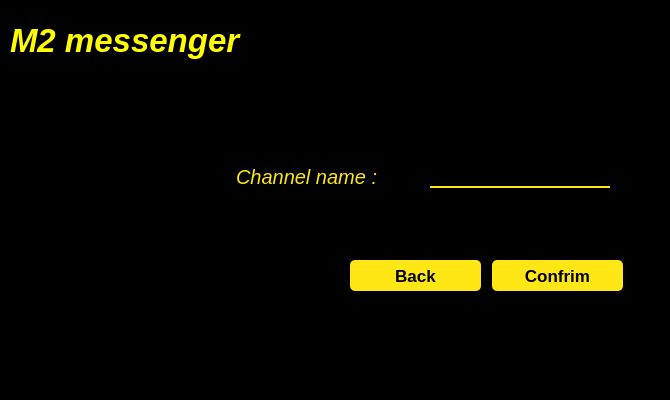
Before: the Qt Designer form untitled/joinchannel.ui in MohamadKhavaran/M2-Massenger, drawn with Qt 5.
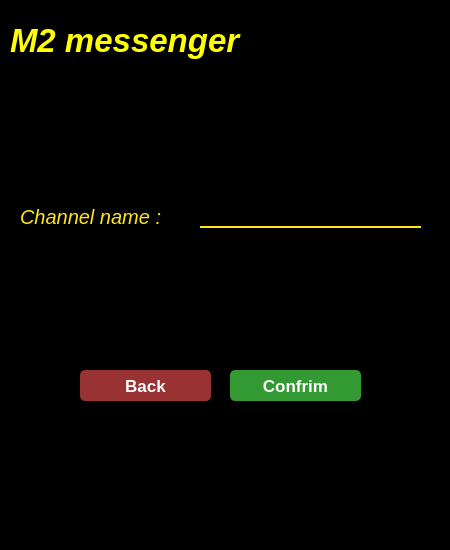
After: the same form once the commit is applied. Icons and pictures are not drawn.

Diff of the .ui file:
```diff
--- a/untitled/joinchannel.ui
+++ b/untitled/joinchannel.ui
@@ -6,8 +6,8 @@
    <rect>
     <x>0</x>
     <y>0</y>
-    <width>670</width>
-    <height>400</height>
+    <width>450</width>
+    <height>550</height>
    </rect>
   </property>
   <property name="windowTitle">
@@ -19,8 +19,8 @@
   <widget class="QLabel" name="label">
    <property name="geometry">
     <rect>
-     <x>236</x>
-     <y>160</y>
+     <x>20</x>
+     <y>200</y>
      <width>181</width>
      <height>34</height>
     </rect>
@@ -41,25 +41,39 @@
   <widget class="QLineEdit" name="lineEdit">
    <property name="geometry">
     <rect>
-     <x>430</x>
-     <y>160</y>
-     <width>180</width>
+     <x>200</x>
+     <y>200</y>
+     <width>221</width>
      <height>28</height>
     </rect>
    </property>
    <property name="styleSheet">
-    <string notr="true">bbackground-color:rgba(0, 0, 0, 0);
+    <string notr="true">
+QLineEdit#lineEdit {
+
+background-color:rgba(0, 0, 0, 0);
 border:none;
 border-bottom:2px solid rgba(254, 231, 21, 1);
 color:rgba(255, 255, 255, 255);
-padding-bottom:7px;</string>
+padding-bottom:7px;
+
+}
+
+QLineEdit#lineEdit:hover {
+
+	background-color: rgb(42, 46, 52);
+	border-style: solid;
+	border-color: rgb(245, 179, 1);
+	color: rgb(241, 182, 88);
+
+}</string>
    </property>
   </widget>
   <widget class="QPushButton" name="pushButton">
    <property name="geometry">
     <rect>
-     <x>492</x>
-     <y>260</y>
+     <x>230</x>
+     <y>370</y>
      <width>131</width>
      <height>31</height>
     </rect>
@@ -71,10 +85,11 @@
     </font>
    </property>
    <property name="styleSheet">
-    <string notr="true">QPushButton#pushButton{
-	background-color:rgba(254, 231, 21, 1);
-	color:rgba(0, 0, 0, 255);
-	border-radius:5px;
+    <string notr="true">QPushButton#pushButton {
+color: white;
+border-radius: 5px;
+Background: #393;
+color: #fefefe;
 }
 
 QPushButton#pushButton:hover{
@@ -82,14 +97,12 @@
 
 }
 
-QPushButton#pushButton:pressed{
-	padding-left:5px;
-	padding-top:5px;
-	background-color:rgba(150,123, 111, 255);
-}
-
-
-</string>
+QPushButton#pushButton:pressed {
+border-style: solid;
+border-width: 1px;
+	background-color: rgb(25, 69, 105);
+	color: rgb(85, 255, 255);
+}</string>
    </property>
    <property name="text">
     <string>Confrim</string>
@@ -98,8 +111,8 @@
   <widget class="QPushButton" name="pushButton_2">
    <property name="geometry">
     <rect>
-     <x>350</x>
-     <y>260</y>
+     <x>80</x>
+     <y>370</y>
      <width>131</width>
      <height>31</height>
     </rect>
@@ -111,10 +124,11 @@
     </font>
    </property>
    <property name="styleSheet">
-    <string notr="true">QPushButton#pushButton_2{
-	background-color:rgba(254, 231, 21, 1);
-	color:rgba(0, 0, 0, 255);
-	border-radius:5px;
+    <string notr="true">QPushButton#pushButton_2 {
+color: white;
+border-radius: 5px;
+Background: #933;
+color: #fefefe;
 }
 
 QPushButton#pushButton_2:hover{
@@ -157,10 +171,10 @@
   <widget class="QLabel" name="label_3">
    <property name="geometry">
     <rect>
-     <x>70</x>
-     <y>110</y>
-     <width>131</width>
-     <height>151</height>
+     <x>340</x>
+     <y>10</y>
+     <width>91</width>
+     <height>91</height>
     </rect>
    </property>
    <property name="styleSheet">
```
Left out of the diff: 24 changed lines with no effect on the pictures.
